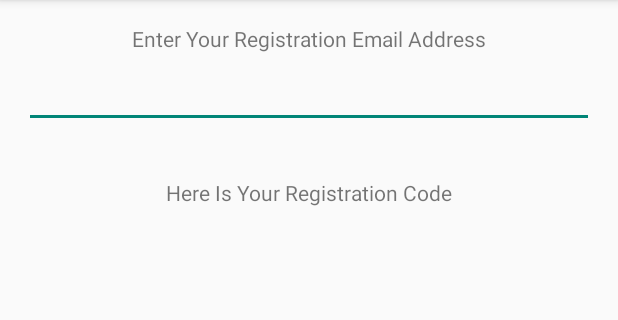
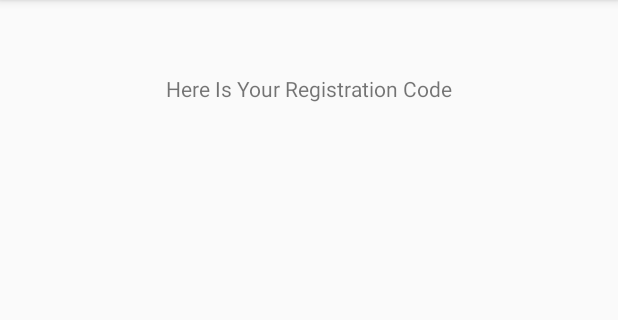
Before and after one commit to google/android-studio-check, an Android app: the screen it shows after launch (MainActivity), on a phone screen of 412 x 824 dp, the part 84-404 px from its top. Run offline under Robolectric (Android 15) with nearby library versions, the phone set to English and light mode, and no system bars; 5 statements that could not run were skipped.

Commit message:
Reworked UI so that a code is generated and there is no need to enter an email address

```diff
--- a/app/src/main/java/com/example/androidstudiocheck/MainActivity.java
+++ b/app/src/main/java/com/example/androidstudiocheck/MainActivity.java
@@ -27,19 +27,6 @@ public class MainActivity extends ActionBarActivity {
     public boolean foundWearCompanion;
     public boolean foundAndroidEmulator;
 
-    public String rot13 (String in) {
-        String out = "";
-        for (int i = 0; i < in.length(); ++i) {
-            char c = in.charAt(i);
-            if      ((c >= 'A') && (c <= 'M')) c += 13;
-            else if ((c >= 'a') && (c <= 'm')) c += 13;
-            else if ((c >= 'N') && (c <= 'Z')) c -= 13;
-            else if ((c >= 'n') && (c <= 'z')) c -= 13;
-            out = out + c;
-        }
-        return out;
-    }
-
     class DetectWearTask extends AsyncTask<Void, Void, Void> {
 
         protected Void doInBackground(Void... unused) {
@@ -67,6 +54,7 @@ public class MainActivity extends ActionBarActivity {
                 Log.d("AndroidStudioCheck", "Failed to connect to Play Services for Wearable.API");
                 foundWearDevice = false;
             }
+
             List<Node> connectedNodes =
                     Wearable.NodeApi.getConnectedNodes(mGoogleApiClient).await().getNodes();
             if (connectedNodes.size() >= 1) {
@@ -77,6 +65,7 @@ public class MainActivity extends ActionBarActivity {
                 foundWearDevice = false;
             }
             // Do not update the UI here, it must be done in the UI thread from onPostExecute()
+            Log.d("AndroidStudioCheck", "DetectWearTask completed");
             return null;
         }
 
@@ -87,28 +76,20 @@ public class MainActivity extends ActionBarActivity {
 
     public String getAttributeString() {
         String out = "";
-        if (foundWearCompanion)
-            out = out + "C";
         if (foundWearDevice)
-            out = out + "W";
-        if (foundAndroidEmulator)
-            out = out + "E";
-        if (out.length() > 0)
-            out = "=" + out;
-        return out;
+            return getString(R.string.found_wearable);
+        else if (foundWearCompanion)
+            return getString(R.string.found_companion);
+        else if (foundAndroidEmulator)
+            return getString(R.string.found_emulator);
+        else
+            return getString(R.string.found_android);
     }
 
     public void refreshOutput() {
-        String in = emailText.getText().toString();
-        String out = rot13(in).toUpperCase();
-        // Do not output anything until we have what might be an email address
-        if (((out.length()) > 3) && (out.contains("@"))) {
-            out += getAttributeString();
-        } else {
-            out = "";
-        }
+        String out = getAttributeString();
+        Log.d("AndroidStudioCheck", "Refreshing with registration code [" + out + "]");
         registrationText.setText(out);
-        if (!rot13(rot13(in)).equals(in)) throw new RuntimeException ("Invalid rot13 conversion");
     }
 
     @Override
@@ -117,16 +98,8 @@ public class MainActivity extends ActionBarActivity {
         setContentView(R.layout.activity_main);
 
         // Handle to update the registration code as the user enters their email address
-        emailText = (EditText)findViewById(R.id.emailText);
         registrationText = (TextView)findViewById(R.id.registrationText);
-        emailText.addTextChangedListener(new TextWatcher() {
-            public void onTextChanged(CharSequence s, int start, int count, int after) {
-                refreshOutput();
-            }
-            public void afterTextChanged(Editable s) { }
-            public void beforeTextChanged(CharSequence s, int start, int count, int after) { }
-        });
-        emailText.setText("");
+        registrationText.setText("");
 
         // Schedule a background check to see if we have a wear device
         new DetectWearTask().execute();
--- a/app/src/main/res/layout/activity_main.xml
+++ b/app/src/main/res/layout/activity_main.xml
@@ -9,21 +9,6 @@
         android:orientation="vertical"
         android:layout_width="fill_parent"
         android:layout_height="fill_parent">
-
-        <TextView
-            android:layout_width="wrap_content"
-            android:layout_height="wrap_content"
-            android:text="Enter Your Registration Email Address"
-            android:id="@+id/emailLabel"
-            android:layout_gravity="center_horizontal" />
-
-        <EditText
-            android:layout_width="match_parent"
-            android:layout_height="wrap_content"
-            android:inputType="textEmailAddress"
-            android:textAppearance="?android:attr/textAppearanceLarge"
-            android:id="@+id/emailText"
-            android:layout_gravity="center_horizontal" />
 
         <Space
             android:layout_width="50px"
--- a/app/src/main/res/values/strings.xml
+++ b/app/src/main/res/values/strings.xml
@@ -3,4 +3,9 @@
 
     <string name="app_name">AndroidStudioCheck</string>
 
+    <string name="found_emulator">ECLAIR</string>
+    <string name="found_wearable">WAFFLE</string>
+    <string name="found_companion">CUPCAKE</string>
+    <string name="found_android">ANDROID</string>
+
 </resources>
```
